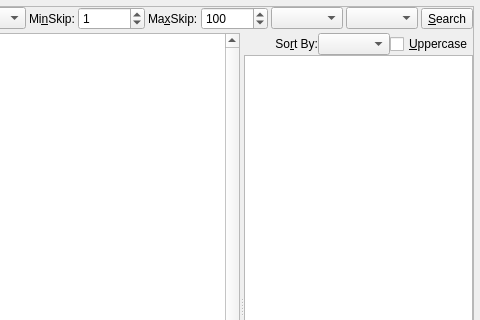
Old version of the form programs/ELSSearch/ELSSearchMainWindow.ui in the repository dewhisna/KingJamesPureBibleSearch; both pictures show x 544 to 1024 and y 0 to 320 of the 1024 by 800 pixel window.
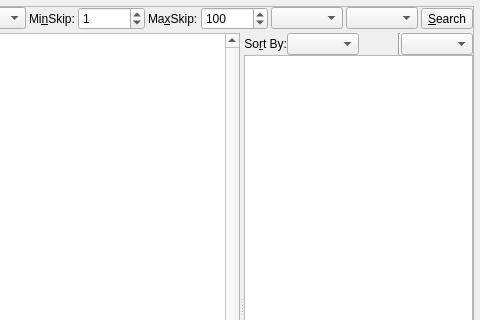
New version of the form. Custom widgets are drawn as their Qt base class.

Commit message: Support rendering in original case in ELS Search. Replace upper/lower case boolean flag with LETTER_CASE_ENUM and all code using it to allow for all three case types: lower, upper, and original.

```diff
--- a/programs/ELSSearch/ELSSearchMainWindow.ui
+++ b/programs/ELSSearch/ELSSearchMainWindow.ui
@@ -262,50 +262,7 @@
             <property name="spacing">
              <number>0</number>
             </property>
-            <item row="0" column="0">
-             <spacer name="horizontalSpacer">
-              <property name="orientation">
-               <enum>Qt::Horizontal</enum>
-              </property>
-              <property name="sizeHint" stdset="0">
-               <size>
-                <width>0</width>
-                <height>20</height>
-               </size>
-              </property>
-             </spacer>
-            </item>
-            <item row="0" column="1">
-             <widget class="QLabel" name="lblSortBy">
-              <property name="text">
-               <string>So&amp;rt By:</string>
-              </property>
-              <property name="alignment">
-               <set>Qt::AlignRight|Qt::AlignTrailing|Qt::AlignVCenter</set>
-              </property>
-              <property name="buddy">
-               <cstring>cmbSortOrder</cstring>
-              </property>
-             </widget>
-            </item>
-            <item row="0" column="2">
-             <widget class="QComboBox" name="cmbSortOrder">
-              <property name="sizePolicy">
-               <sizepolicy hsizetype="MinimumExpanding" vsizetype="Fixed">
-                <horstretch>0</horstretch>
-                <verstretch>0</verstretch>
-               </sizepolicy>
-              </property>
-             </widget>
-            </item>
-            <item row="0" column="3">
-             <widget class="QCheckBox" name="chkUppercase">
-              <property name="text">
-               <string>&amp;Uppercase</string>
-              </property>
-             </widget>
-            </item>
-            <item row="1" column="0" colspan="4">
+            <item row="1" column="0" colspan="6">
              <widget class="QTableView" name="tvELSResults">
               <property name="sizePolicy">
                <sizepolicy hsizetype="MinimumExpanding" vsizetype="Expanding">
@@ -342,7 +299,53 @@
               </attribute>
              </widget>
             </item>
-            <item row="2" column="0" colspan="4">
+            <item row="0" column="0">
+             <widget class="QLabel" name="lblSortBy">
+              <property name="text">
+               <string>So&amp;rt By:</string>
+              </property>
+              <property name="alignment">
+               <set>Qt::AlignRight|Qt::AlignTrailing|Qt::AlignVCenter</set>
+              </property>
+              <property name="buddy">
+               <cstring>cmbSortOrder</cstring>
+              </property>
+             </widget>
+            </item>
+            <item row="0" column="1">
+             <widget class="QComboBox" name="cmbSortOrder">
+              <property name="sizePolicy">
+               <sizepolicy hsizetype="MinimumExpanding" vsizetype="Fixed">
+                <horstretch>0</horstretch>
+                <verstretch>0</verstretch>
+               </sizepolicy>
+              </property>
+             </widget>
+            </item>
+            <item row="0" column="2">
+             <spacer name="horizontalSpacer">
+              <property name="orientation">
+               <enum>Qt::Horizontal</enum>
+              </property>
+              <property name="sizeHint" stdset="0">
+               <size>
+                <width>0</width>
+                <height>20</height>
+               </size>
+              </property>
+             </spacer>
+            </item>
+            <item row="0" column="3">
+             <widget class="Line" name="line">
+              <property name="orientation">
+               <enum>Qt::Vertical</enum>
+              </property>
+             </widget>
+            </item>
+            <item row="0" column="4">
+             <widget class="QComboBox" name="cmbLetterCase"/>
+            </item>
+            <item row="2" column="0" colspan="6">
              <widget class="QToolButton" name="btnClear">
               <property name="sizePolicy">
                <sizepolicy hsizetype="MinimumExpanding" vsizetype="Fixed">
@@ -355,7 +358,7 @@
               </property>
              </widget>
             </item>
-            <item row="3" column="0" colspan="4">
+            <item row="3" column="0" colspan="6">
              <widget class="QFrame" name="frameMatrixFormat">
               <property name="sizePolicy">
                <sizepolicy hsizetype="MinimumExpanding" vsizetype="Minimum">
```
The commit also changes 10 other files.
